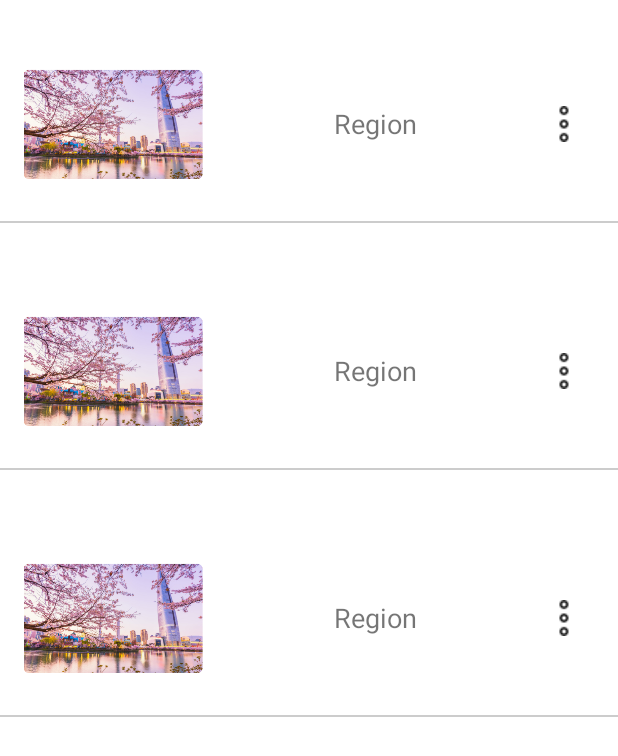
After one commit to Kilian09/TripkoKotlin, an Android app: the layout gastronomy_list.xml on its own in the app's theme, with its tools: preview values and no code run, on a phone screen of 412 x 824 dp. The commit adds this screen. Shown: the top 756 px of the screen. Run offline under Robolectric (Android 15) with nearby library versions, the phone set to English and light mode, and no system bars; Roboto replaces fonts that are not available here.

Commit message:
Add master gastronomy view

```diff
--- /dev/null
+++ b/app/src/main/res/layout/activity_gastronomy_list.xml
@@ -0,0 +1,29 @@
+<?xml version="1.0" encoding="utf-8"?>
+
+<androidx.drawerlayout.widget.DrawerLayout
+    xmlns:android="http://schemas.android.com/apk/res/android"
+    xmlns:app="http://schemas.android.com/apk/res-auto"
+    xmlns:tools="http://schemas.android.com/tools"
+    android:id="@+id/gastronomiaDrawerLayout"
+    android:layout_width="wrap_content"
+    android:layout_height="wrap_content"
+    android:fitsSystemWindows="true"
+    tools:ignore="MissingDefaultResource">
+
+    <LinearLayout
+        android:layout_width="wrap_content"
+        android:layout_height="wrap_content"
+        android:orientation="vertical">
+
+        <include
+            layout="@layout/toolbar"></include>
+
+        <include
+            android:id="@+id/include"
+            layout="@layout/gastronomy_list"
+            app:layout_constraintTop_toBottomOf="@+id/gastronomiaDrawerLayout"
+            tools:layout_editor_absoluteX="-16dp" />
+
+    </LinearLayout>
+
+</androidx.drawerlayout.widget.DrawerLayout>
--- /dev/null
+++ b/app/src/main/res/layout/gastronomy_list.xml
@@ -0,0 +1,10 @@
+<?xml version="1.0" encoding="utf-8"?>
+<androidx.recyclerview.widget.RecyclerView
+    xmlns:android="http://schemas.android.com/apk/res/android"
+    xmlns:app="http://schemas.android.com/apk/res-auto"
+    xmlns:tools="http://schemas.android.com/tools"
+    android:id="@+id/gastronomiaList"
+    android:layout_width="match_parent"
+    android:layout_height="match_parent"
+    app:layoutManager="LinearLayoutManager"
+    tools:listitem="@layout/gastronomy_list_content" />
--- /dev/null
+++ b/app/src/main/res/layout/gastronomy_list_content.xml
@@ -0,0 +1,68 @@
+<?xml version="1.0" encoding="utf-8"?>
+<LinearLayout xmlns:android="http://schemas.android.com/apk/res/android"
+    xmlns:app="http://schemas.android.com/apk/res-auto"
+    xmlns:tools="http://schemas.android.com/tools"
+    android:layout_width="match_parent"
+    android:layout_height="wrap_content"
+    tools:ignore="MissingDefaultResource">
+
+
+    <androidx.constraintlayout.widget.ConstraintLayout
+        android:layout_width="match_parent"
+        android:layout_height="match_parent">
+
+        <ImageView
+            android:id="@+id/regionImageView"
+            android:layout_width="120dp"
+            android:layout_height="120dp"
+            android:layout_marginStart="16dp"
+            android:layout_marginTop="20dp"
+            android:layout_marginBottom="20dp"
+            android:contentDescription="@string/region_image"
+            app:layout_constraintBottom_toBottomOf="parent"
+            app:layout_constraintStart_toStartOf="parent"
+            app:layout_constraintTop_toTopOf="parent"
+            app:srcCompat="@drawable/about_corea" />
+
+        <TextView
+            android:id="@+id/regionTextView"
+            android:layout_width="wrap_content"
+            android:layout_height="wrap_content"
+            android:layout_marginStart="54dp"
+            android:layout_marginTop="70dp"
+            android:layout_marginEnd="54dp"
+            android:layout_marginBottom="70dp"
+            android:textAlignment="textStart"
+            android:textSize="18sp"
+            app:layout_constraintBottom_toBottomOf="parent"
+            app:layout_constraintEnd_toStartOf="@+id/optionImageButton"
+            app:layout_constraintStart_toEndOf="@+id/regionImageView"
+            app:layout_constraintTop_toTopOf="parent"
+            tools:text="@string/regionText" />
+
+        <ImageButton
+            android:id="@+id/optionImageButton"
+            android:layout_width="wrap_content"
+            android:layout_height="wrap_content"
+            android:layout_marginTop="70dp"
+            android:layout_marginEnd="24dp"
+            android:layout_marginBottom="70dp"
+            android:background="@drawable/three_dot"
+            android:contentDescription="@string/option_region_image"
+            app:layout_constraintBottom_toBottomOf="parent"
+            app:layout_constraintEnd_toEndOf="parent"
+            app:layout_constraintTop_toTopOf="parent" />
+
+        <View
+            android:id="@+id/divider"
+            android:layout_width="match_parent"
+            android:layout_height="1dp"
+            android:layout_marginBottom="16dp"
+            android:background="@android:drawable/divider_horizontal_textfield"
+            app:layout_constraintBottom_toBottomOf="parent"
+            app:layout_constraintEnd_toEndOf="parent"
+            app:layout_constraintStart_toStartOf="parent" />
+
+    </androidx.constraintlayout.widget.ConstraintLayout>
+
+</LinearLayout>
--- a/app/src/main/res/values/strings.xml
+++ b/app/src/main/res/values/strings.xml
@@ -14,4 +14,7 @@
     <string name="calculate_button_text">Calculate</string>
     <string name="converted_amount">Converted Amount</string>
     <string name="result">Result:</string>
+    <string name="region_image">Region Image</string>
+    <string name="regionText">Region</string>
+    <string name="option_region_image">Option region</string>
 </resources>
```
Also changed, not shown: app/src/main/res/drawable/about_corea.png (added), app/src/main/res/drawable/three_dot.png (added), 1 other file.
